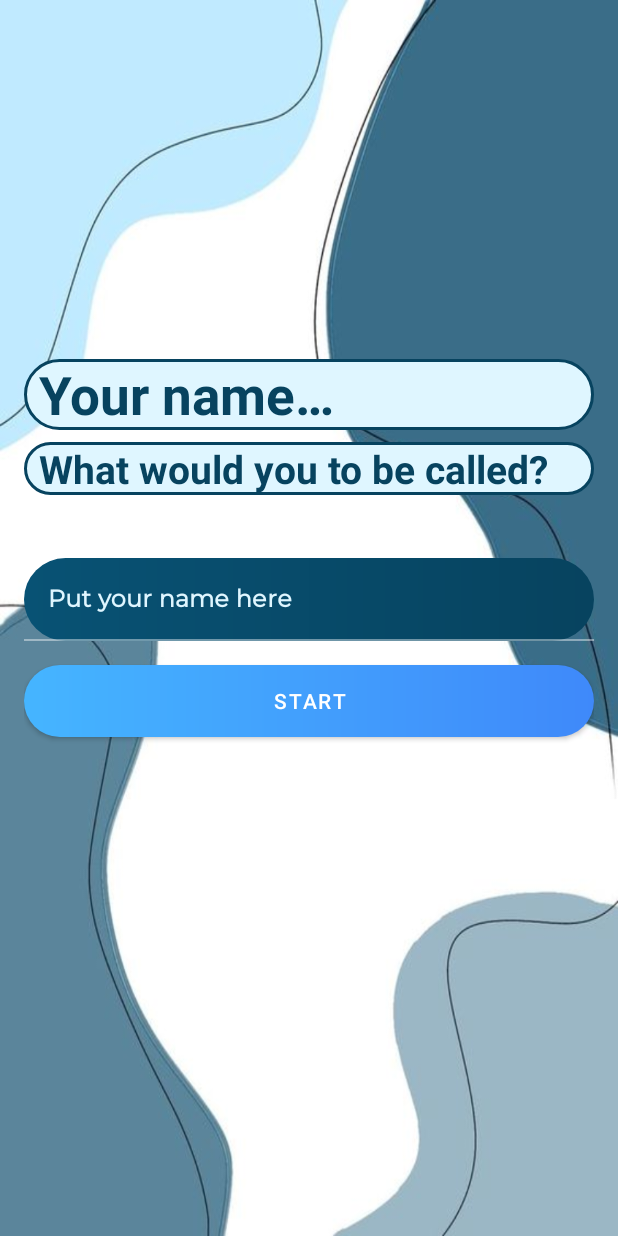
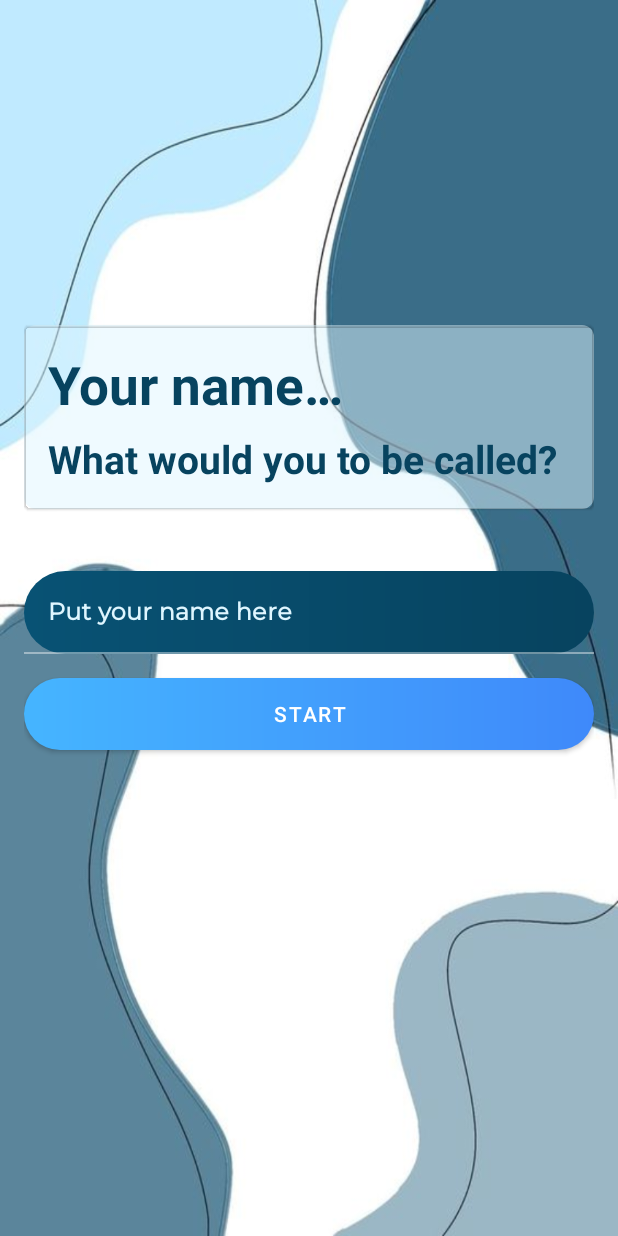
Before and after one commit to laikaInLove/OCD_help_app, an Android app: the RegisterFragment screen opened through its navigation route, on a phone screen of 412 x 824 dp. Run offline under Robolectric (Android 15) with nearby library versions, the phone set to English and light mode, and no system bars; our stand-ins replace Dagger/Hilt's generated code; libraries missing offline, so code that uses them is left out: www.sanju.motiontoast.

Commit message:
adjust register layout

```diff
--- /dev/null
+++ b/app/src/main/res/drawable/name_container_background.xml
@@ -0,0 +1,5 @@
+<?xml version="1.0" encoding="utf-8"?>
+<shape xmlns:android="http://schemas.android.com/apk/res/android">
+    <corners android:radius="8dp" />
+    <solid android:color="@color/soft_water" />
+</shape>
--- a/app/src/main/res/layout/fragment_register.xml
+++ b/app/src/main/res/layout/fragment_register.xml
@@ -8,38 +8,65 @@
     android:padding="16dp"
     tools:context=".presentation.screens.register.RegisterFragment">
 
+    <View
+        android:layout_width="0dp"
+        android:layout_height="0dp"
+        android:alpha="0.5"
+        android:background="@drawable/name_container_background"
+        app:layout_constraintBottom_toBottomOf="@id/nameContainer"
+        app:layout_constraintEnd_toEndOf="@id/nameContainer"
+        app:layout_constraintStart_toStartOf="@id/nameContainer"
+        app:layout_constraintTop_toTopOf="@id/nameContainer" />
+
+    <com.google.android.material.card.MaterialCardView
+        android:id="@+id/nameContainer"
+        android:layout_width="0dp"
+        android:layout_height="wrap_content"
+        android:backgroundTint="@android:color/transparent"
+        app:layout_constraintBottom_toBottomOf="parent"
+        app:layout_constraintEnd_toEndOf="parent"
+        app:layout_constraintStart_toStartOf="parent"
+        app:layout_constraintTop_toTopOf="parent"
+        app:layout_constraintVertical_bias="0.3">
+
+        <androidx.constraintlayout.widget.ConstraintLayout
+            android:layout_width="match_parent"
+            android:layout_height="wrap_content"
+            android:background="@null"
+            android:backgroundTint="@null"
+            android:padding="16dp">
+
             <TextView
                 android:id="@+id/your_name"
                 android:layout_width="0dp"
                 android:layout_height="wrap_content"
                 android:text="@string/your_name"
-        android:paddingStart="10dp"
-        android:background="@drawable/soft_water_circle"
                 android:textAlignment="textStart"
                 android:textColor="@color/azul_rocoso"
                 android:textSize="35sp"
                 android:textStyle="bold"
-        app:layout_constraintBottom_toBottomOf="parent"
                 app:layout_constraintEnd_toEndOf="parent"
                 app:layout_constraintStart_toStartOf="parent"
-        app:layout_constraintTop_toTopOf="parent"
-        app:layout_constraintVertical_bias="0.3" />
+                app:layout_constraintTop_toTopOf="parent" />
 
             <TextView
                 android:id="@+id/would_name"
                 android:layout_width="0dp"
                 android:layout_height="wrap_content"
                 android:layout_marginVertical="8dp"
-        android:background="@drawable/soft_water_circle"
                 android:text="@string/what_would"
                 android:textAlignment="textStart"
                 android:textColor="@color/azul_rocoso"
                 android:textSize="26sp"
-        android:paddingStart="10dp"
                 android:textStyle="bold"
                 app:layout_constraintEnd_toEndOf="parent"
                 app:layout_constraintStart_toStartOf="parent"
                 app:layout_constraintTop_toBottomOf="@+id/your_name" />
+
+
+        </androidx.constraintlayout.widget.ConstraintLayout>
+
+    </com.google.android.material.card.MaterialCardView>
 
     <com.google.android.material.textfield.TextInputLayout
         android:id="@+id/nameTil"
@@ -51,7 +78,7 @@
         app:layout_constraintBottom_toBottomOf="parent"
         app:layout_constraintEnd_toEndOf="parent"
         app:layout_constraintStart_toStartOf="parent"
-        app:layout_constraintTop_toBottomOf="@+id/would_name"
+        app:layout_constraintTop_toBottomOf="@+id/nameContainer"
         app:layout_constraintVertical_bias="0.1"
         app:placeholderTextColor="@color/soft_water">
 
```
Lines whose indentation alone changed are shown as unchanged.
